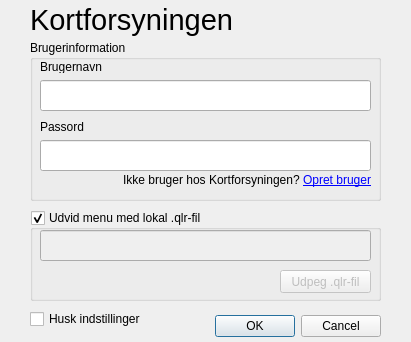
This is Kortforsyningen/kf_settings.ui in SDFIdk/Qgis_plugin_Kortforsyningen as Qt 5 draws it before an edit. The edited form follows.
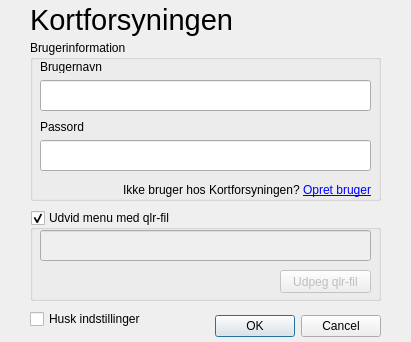
This is the edited form.

Commit message: Lokal qlr vises i menu

Diff of the .ui file:
```diff
--- a/Kortforsyningen/kf_settings.ui
+++ b/Kortforsyningen/kf_settings.ui
@@ -65,7 +65,7 @@
     </rect>
    </property>
    <property name="title">
-    <string>Udvid menu med lokal .qlr-fil</string>
+    <string>Udvid menu med qlr-fil</string>
    </property>
    <property name="flat">
     <bool>false</bool>
@@ -99,7 +99,7 @@
      </rect>
     </property>
     <property name="text">
-     <string>Udpeg .qlr-fil</string>
+     <string>Udpeg qlr-fil</string>
     </property>
    </widget>
   </widget>
@@ -119,7 +119,7 @@
     <property name="geometry">
      <rect>
       <x>60</x>
-      <y>130</y>
+      <y>140</y>
       <width>281</width>
       <height>20</height>
      </rect>
```
Left out of the diff: 3 changed lines with no effect on the pictures. The commit also changes 7 other files.
